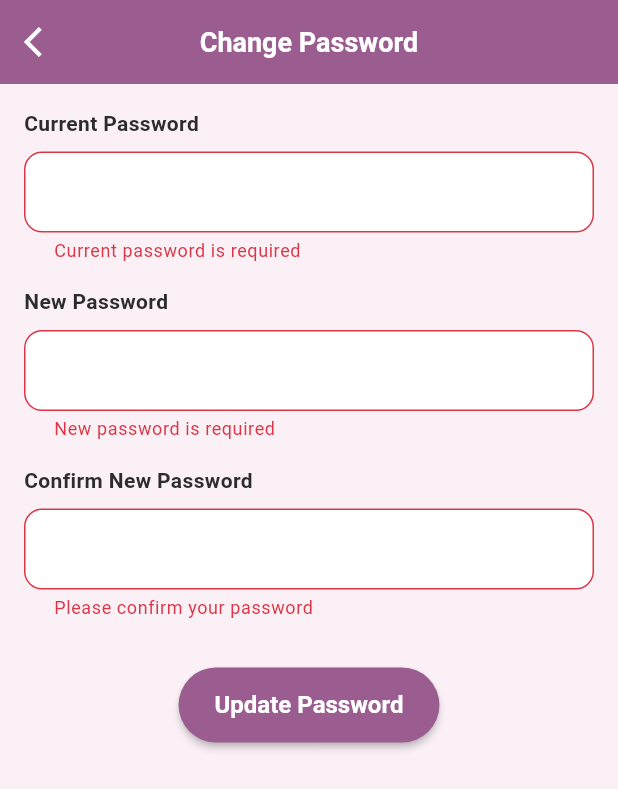
After one commit to Gayasri2003/Dreamy-Bloom-flutter, a Flutter app: the ChangePasswordScreen screen opened directly, after a tap on "Update Password", on a phone screen of 412 x 824 dp. The commit adds this screen. Shown: the top 789 px of the screen. Run offline on Flutter 3.47's test engine with Material 3 defaults, Android fonts, the phone set to English and light mode, and no system bars; our stand-ins replace battery_plus, cached_network_image, carousel_slider, connectivity_plus, flutter_secure_storage, geolocator and 4 more; missing offline and left inert: payhere_mobilesdk_flutter; accounts and stored records are empty.

Commit message:
change password option

```diff
--- a/lib/config/api_config.dart
+++ b/lib/config/api_config.dart
@@ -44,6 +44,9 @@ class ApiConfig {
   // Helper method to construct image URLs
   static String getImageUrl(String? imagePath) {
     if (imagePath == null || imagePath.isEmpty) return '';
+    if (imagePath.startsWith('assets/') || imagePath.startsWith('http')) {
+      return imagePath;
+    }
     return '$storageUrl/$imagePath';
   }
 }
--- /dev/null
+++ b/lib/screens/profile/change_password_screen.dart
@@ -0,0 +1,116 @@
+import 'package:flutter/material.dart';
+import 'package:provider/provider.dart';
+import '../../config/theme_config.dart';
+import '../../providers/auth_provider.dart';
+import '../../widgets/custom_app_bar.dart';
+import '../../widgets/custom_button.dart';
+import '../../widgets/custom_text_field.dart';
+
+class ChangePasswordScreen extends StatefulWidget {
+  const ChangePasswordScreen({super.key});
+
+  @override
+  State<ChangePasswordScreen> createState() => _ChangePasswordScreenState();
+}
+
+class _ChangePasswordScreenState extends State<ChangePasswordScreen> {
+  final _formKey = GlobalKey<FormState>();
+  final _currentPasswordController = TextEditingController();
+  final _newPasswordController = TextEditingController();
+  final _confirmPasswordController = TextEditingController();
+
+  @override
+  void dispose() {
+    _currentPasswordController.dispose();
+    _newPasswordController.dispose();
+    _confirmPasswordController.dispose();
+    super.dispose();
+  }
+
+  Future<void> _updatePassword() async {
+    if (!_formKey.currentState!.validate()) return;
+
+    final authProvider = Provider.of<AuthProvider>(context, listen: false);
+    final success = await authProvider.updatePassword(
+      currentPassword: _currentPasswordController.text.trim(),
+      newPassword: _newPasswordController.text.trim(),
+      passwordConfirmation: _confirmPasswordController.text.trim(),
+    );
+
+    if (!mounted) return;
+
+    if (success) {
+      Navigator.pop(context);
+      ScaffoldMessenger.of(context).showSnackBar(
+        const SnackBar(content: Text('Password updated successfully')),
+      );
+    } else {
+      ScaffoldMessenger.of(context).showSnackBar(
+        SnackBar(
+          content: Text(authProvider.error ?? 'Failed to update password'),
+          backgroundColor: AppColors.error,
+        ),
+      );
+    }
+  }
+
+  @override
+  Widget build(BuildContext context) {
+    final theme = Theme.of(context);
+    return Scaffold(
+      backgroundColor: theme.scaffoldBackgroundColor,
+      appBar: const CustomAppBar(
+        title: 'Change Password',
+        showBackButton: true,
+      ),
+      body: SingleChildScrollView(
+        padding: const EdgeInsets.all(16),
+        child: Form(
+          key: _formKey,
+          child: Column(
+            children: [
+              CustomTextField(
+                label: 'Current Password',
+                controller: _currentPasswordController,
+                obscureText: true,
+                validator: (v) => v?.isEmpty ?? true ? 'Current password is required' : null,
+              ),
+              const SizedBox(height: 16),
+              CustomTextField(
+                label: 'New Password',
+                controller: _newPasswordController,
+                obscureText: true,
+                validator: (v) {
+                  if (v == null || v.isEmpty) return 'New password is required';
+                  if (v.length < 6) return 'Password must be at least 6 characters';
+                  return null;
+                },
+              ),
+              const SizedBox(height: 16),
+              CustomTextField(
+                label: 'Confirm New Password',
+                controller: _confirmPasswordController,
+                obscureText: true,
+                validator: (v) {
+                  if (v == null || v.isEmpty) return 'Please confirm your password';
+                  if (v != _newPasswordController.text) return 'Passwords do not match';
+                  return null;
+                },
+              ),
+              const SizedBox(height: 32),
+              Consumer<AuthProvider>(
+                builder: (context, authProvider, child) {
+                  return CustomButton(
+                    text: 'Update Password',
+                    onPressed: _updatePassword,
+                    isLoading: authProvider.isLoading,
+                  );
+                },
+              ),
+            ],
+          ),
+        ),
+      ),
+    );
+  }
+}
```
Also changed, not shown: lib/providers/auth_provider.dart (+34 -0 lines), lib/screens/profile/profile_screen.dart (+14 -0 lines).
